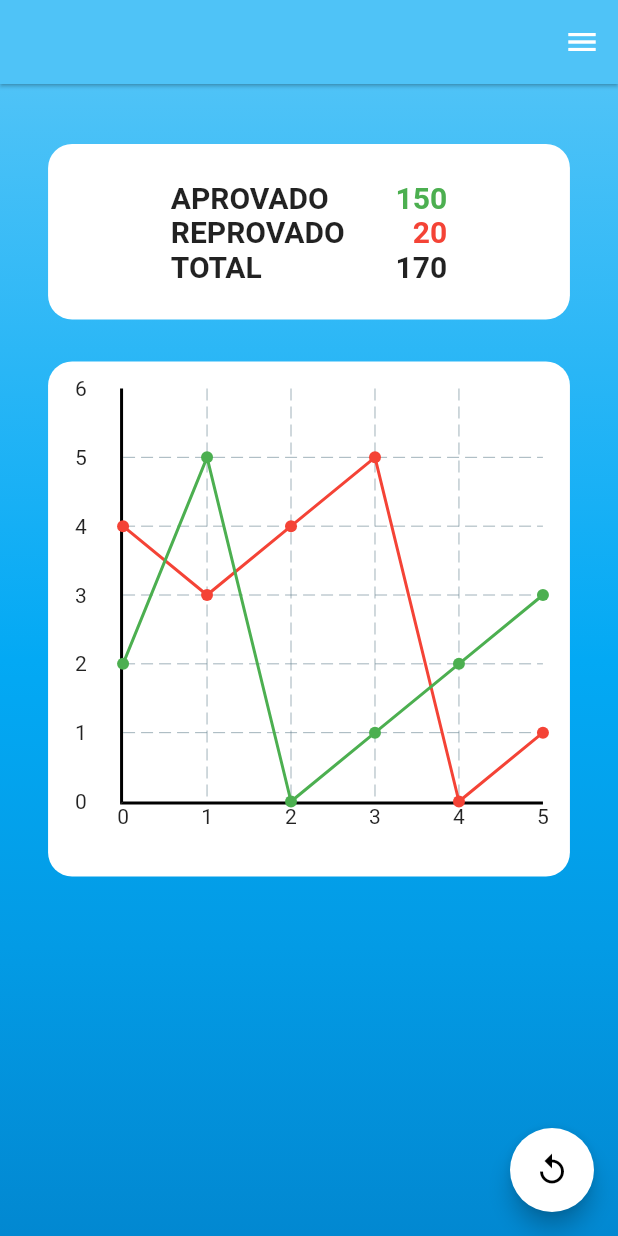
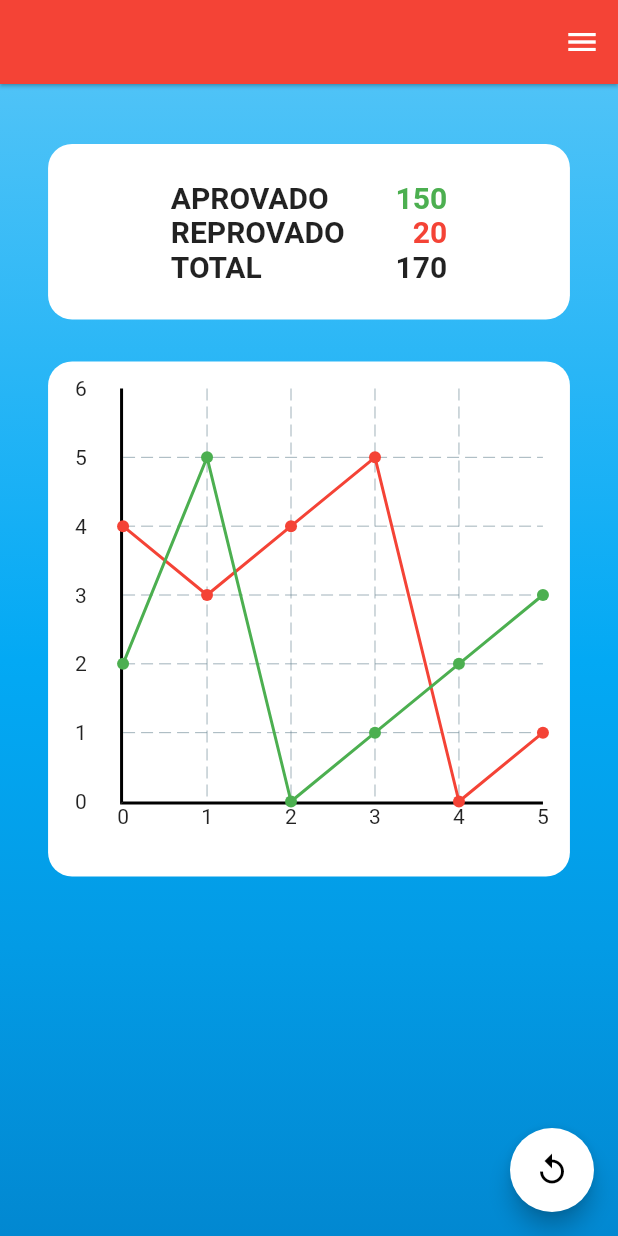
Before and after one commit to IgorGiuliano/bec-pi-viii, a Flutter app: the screen it shows after launch, on a phone screen of 412 x 824 dp. Run offline on Flutter 3.47's test engine with Material 2 defaults, Android fonts, the phone set to English and light mode, and no system bars; drawn by our look-alikes of fl_chart; our stand-ins replace dio, flutter_modular, flutter_screenutil, flutter_svg; network calls fail.

Commit message:
appbar color

```diff
--- a/app/app_monitoring/lib/src/modules/monitoring/view/page/monitoring_page.dart
+++ b/app/app_monitoring/lib/src/modules/monitoring/view/page/monitoring_page.dart
@@ -12,7 +12,6 @@ class MonitoringPage extends StatefulWidget {
 }
 
 class _MonitoringPageState extends State<MonitoringPage> {
-
   @override
   Widget build(BuildContext context) {
     return LayoutBuilder(
@@ -20,9 +19,8 @@ class _MonitoringPageState extends State<MonitoringPage> {
         final bool isMobile = constraints.maxWidth < 600;
         return Scaffold(
             appBar: AppBar(
-              elevation: 1,
-              backgroundColor: const Color(0xFF4FC3F7),
-            ),
+                elevation: 1, backgroundColor: Colors.red //Color(0xFF4FC3F7),
+                ),
             endDrawer: isMobile ? const DrawerWidget() : null,
             floatingActionButton:
                 isMobile ? const MobileFloatingActionButtonWidget() : null,
```
